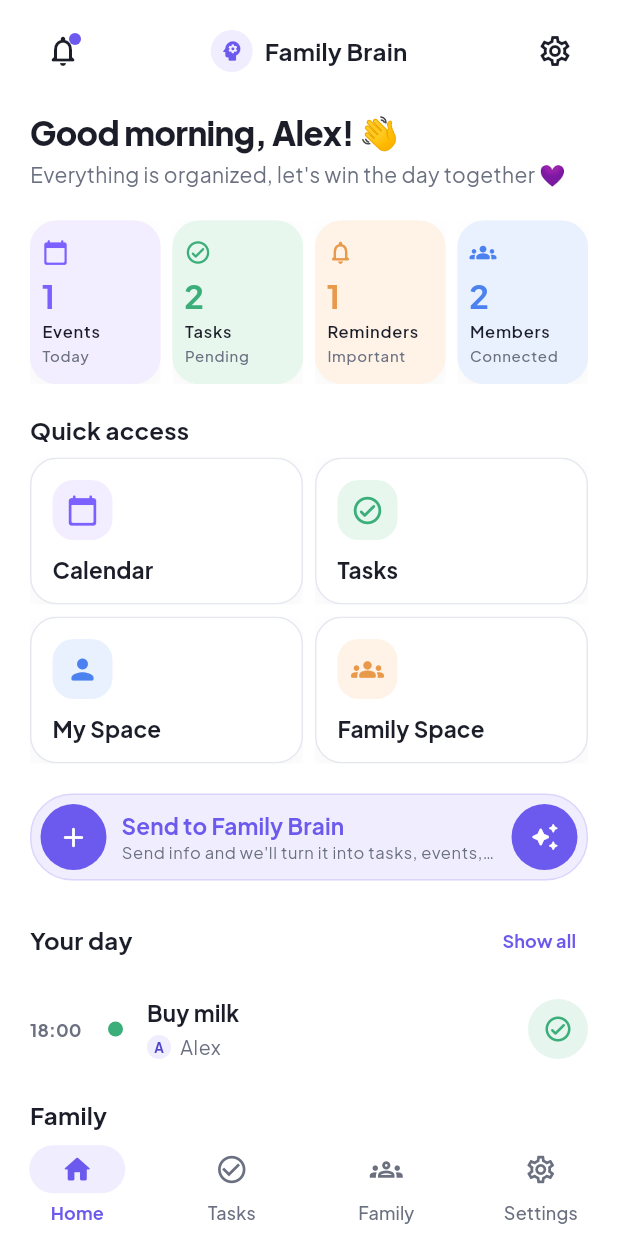
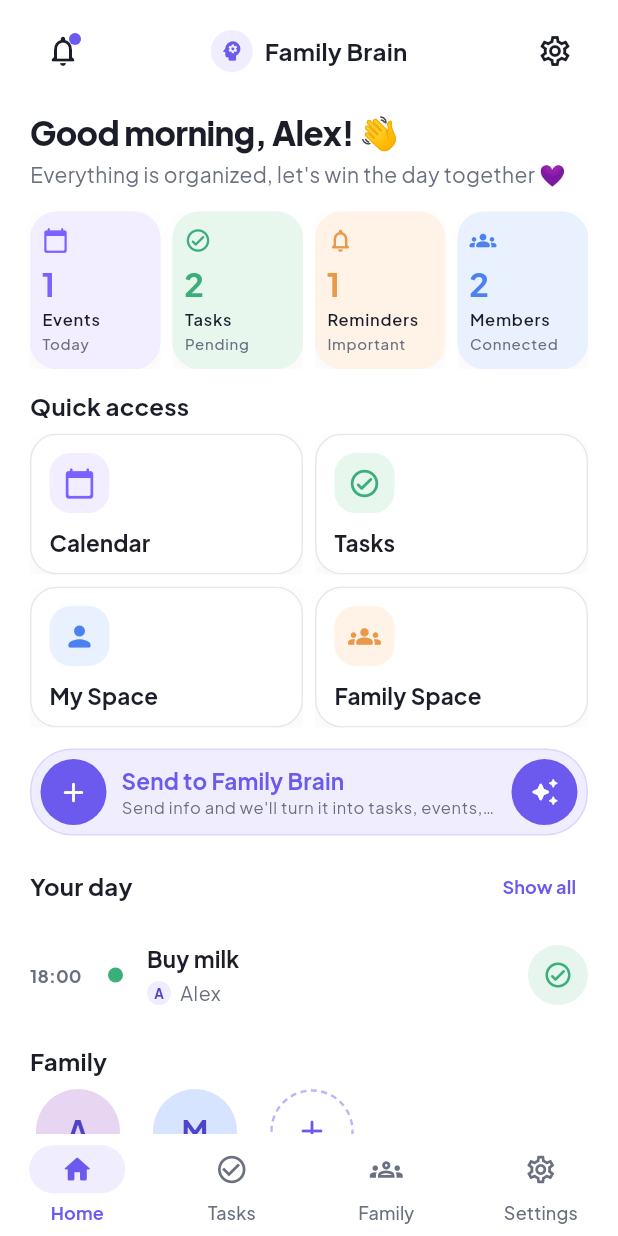
Before and after one commit to yossisacc-coder/family-brain, a Flutter app: the screen it shows after launch, after a tap on "Development demo login", on a phone screen of 412 x 824 dp. Run offline on Flutter 3.47's test engine with Material 3 defaults, Android fonts, the phone set to English and light mode, and no system bars; our stand-ins replace cloud_firestore, firebase_auth, firebase_core, firebase_messaging, flutter_local_notifications, flutter_riverpod and 6 more; accounts and stored records are empty.

Commit message:
Tighten Home spacing so the family row fits a phone viewport.
Keeps the redesigned Home layout while making the family avatars visible above the bottom navigation on a 390x844 screen.

Co-authored-by: yossisacc-coder <yossisacc-coder@users.noreply.github.com>

```diff
--- a/lib/core/widgets/quick_action_card.dart
+++ b/lib/core/widgets/quick_action_card.dart
@@ -44,8 +44,8 @@ class QuickActionCard extends StatelessWidget {
             boxShadow: emphasized ? null : AppShadows.card,
           ),
           child: Container(
-            constraints: const BoxConstraints(minHeight: 88),
-            padding: const EdgeInsets.fromLTRB(14, 14, 14, 12),
+            constraints: const BoxConstraints(minHeight: 80),
+            padding: const EdgeInsets.fromLTRB(12, 12, 12, 10),
             child: Column(
               crossAxisAlignment: CrossAxisAlignment.start,
               children: [
--- a/lib/core/widgets/stat_card.dart
+++ b/lib/core/widgets/stat_card.dart
@@ -41,7 +41,7 @@ class StatCard extends StatelessWidget {
               boxShadow: AppShadows.card,
             ),
             child: Padding(
-              padding: const EdgeInsets.fromLTRB(8, 12, 8, 12),
+              padding: const EdgeInsets.fromLTRB(8, 10, 8, 10),
               child: Column(
                 crossAxisAlignment: CrossAxisAlignment.start,
                 children: [
--- a/lib/features/home/home_screen.dart
+++ b/lib/features/home/home_screen.dart
@@ -127,7 +127,7 @@ class _HomeScreenState extends ConsumerState<HomeScreen> {
                   AppSpacing.page,
                   AppSpacing.md,
                   AppSpacing.page,
-                  AppSpacing.xxl,
+                  8,
                 ),
                 children: [
                   AppHeader(
@@ -137,7 +137,7 @@ class _HomeScreenState extends ConsumerState<HomeScreen> {
                     onNotifications: () => context.push('/notifications'),
                     onSettings: () => context.go('/app/settings'),
                   ),
-                  const SizedBox(height: AppSpacing.section),
+                  const SizedBox(height: 14),
                   Row(
                     children: [
                       StatCard(
@@ -181,7 +181,7 @@ class _HomeScreenState extends ConsumerState<HomeScreen> {
                       ),
                     ],
                   ),
-                  const SizedBox(height: AppSpacing.section),
+                  const SizedBox(height: 14),
                   AppSectionHeader(title: l10n.quickAccess),
                   Row(
                     children: [
@@ -234,7 +234,7 @@ class _HomeScreenState extends ConsumerState<HomeScreen> {
                       ),
                     ],
                   ),
-                  const SizedBox(height: AppSpacing.section),
+                  const SizedBox(height: 14),
                   _ComposerCard(
                     controller: _composer,
                     sending: _sending,
@@ -247,7 +247,7 @@ class _HomeScreenState extends ConsumerState<HomeScreen> {
                     ),
                     onRemoveImage: () => setState(() => _imagePath = null),
                   ),
-                  const SizedBox(height: AppSpacing.section),
+                  const SizedBox(height: 14),
                   AppSectionHeader(
                     title: l10n.todayActivity,
                     actionLabel: l10n.seeAllTasks,
@@ -934,7 +934,7 @@ class _FamilyMembersRow extends StatelessWidget {
           child: AppSectionHeader(title: l10n.family),
         ),
         SizedBox(
-          height: 86,
+          height: 82,
           child: ListView.separated(
             scrollDirection: Axis.horizontal,
             itemCount: members.length + 1,
```
